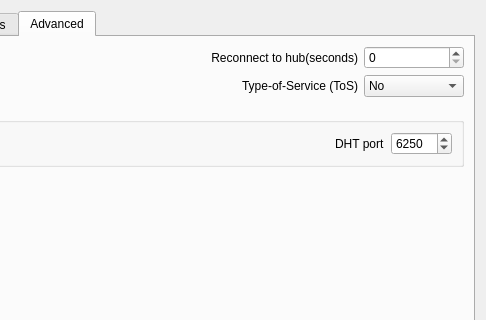
Qt form eiskaltdcpp-qt/ui/UISettingsConnection.ui (eiskaltdcpp/eiskaltdcpp) before a commit; both pictures show x 134 to 620 and y 0 to 320 of the 620 by 611 pixel window.
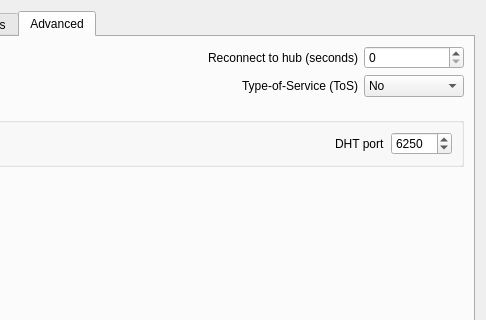
The same form after that commit. The open tabs and pages were chosen to show the change. Custom widgets are drawn as their Qt base class.

Patch:
```diff
--- a/eiskaltdcpp-qt/ui/UISettingsConnection.ui
+++ b/eiskaltdcpp-qt/ui/UISettingsConnection.ui
@@ -789,7 +789,7 @@
             </sizepolicy>
            </property>
            <property name="text">
-            <string>Reconnect to hub(seconds)</string>
+            <string>Reconnect to hub (seconds)</string>
            </property>
            <property name="alignment">
             <set>Qt::AlignRight|Qt::AlignTrailing|Qt::AlignVCenter</set>
```
